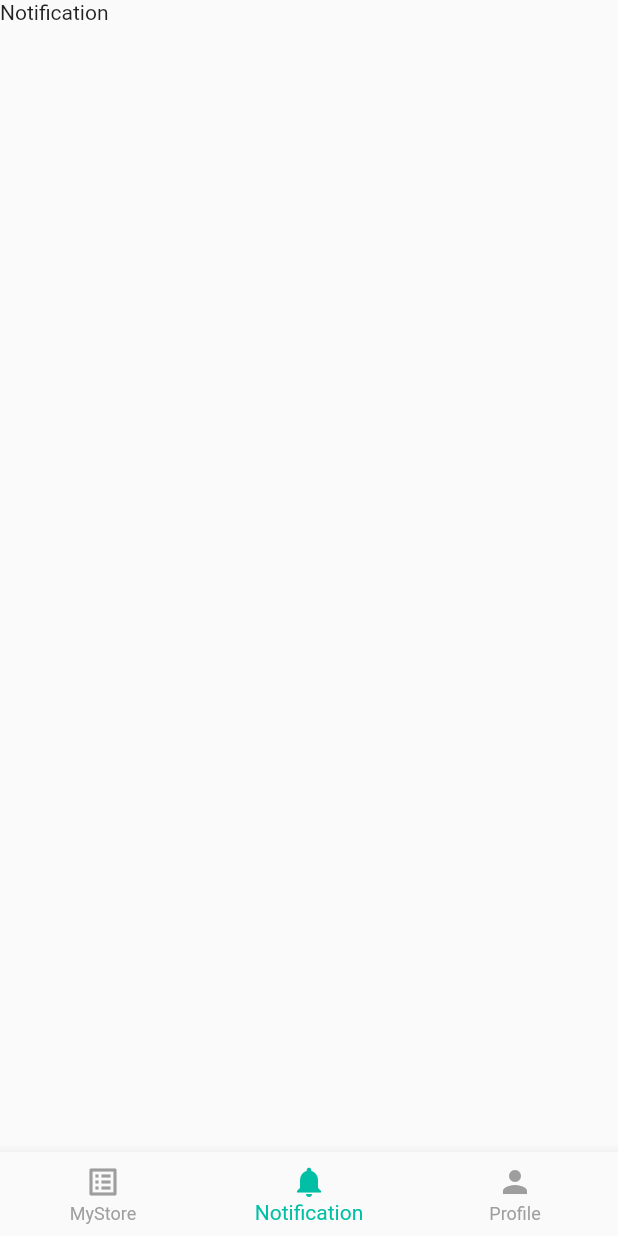
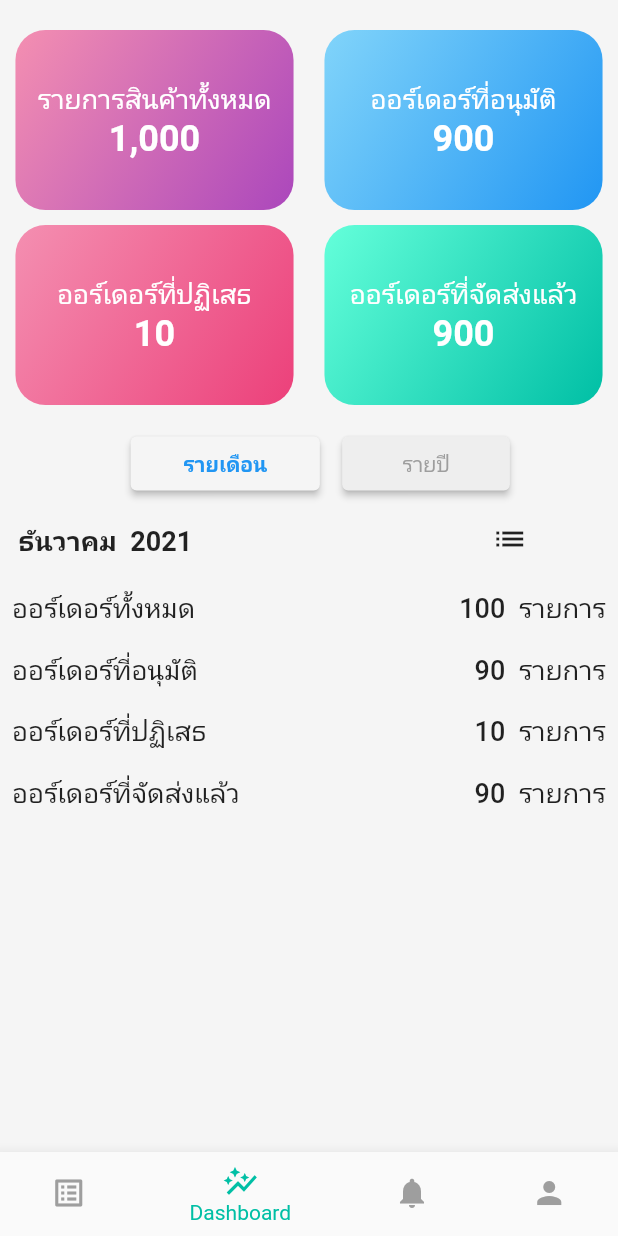
Before and after one commit to bdonly32182/flutter-tour, a Flutter app: the screen it shows after launch, item 2 of the bottom bar chosen, on a phone screen of 412 x 824 dp. Run offline on Flutter 3.47's test engine with Material 2 defaults, Android fonts, the light colour scheme and no system bars; our stand-ins replace animated_splash_screen, card_swiper, date_time_picker, file_picker, flutter_rating_bar, geolocator and 3 more.

Commit message:
feat: dashboard and default color

```diff
--- a/lib/pages/buyer_create_brand.dart
+++ b/lib/pages/buyer_create_brand.dart
@@ -508,8 +508,9 @@ class _BuyerCreateBrandState extends State<BuyerCreateBrand> {
             // onSaved: (value) => startDate = value,
             style: TextStyle(
                 color: Colors.tealAccent[700],
-                    fontWeight:
-                        focusEndTime ? FontWeight.w700 : FontWeight.normal))),
+                fontWeight: focusEndTime ? FontWeight.w700 : FontWeight.normal),
+          ),
+        ),
       ],
     );
   }
--- /dev/null
+++ b/lib/pages/dashboard_restaurant.dart
@@ -0,0 +1,321 @@
+import 'package:date_time_picker/date_time_picker.dart';
+import 'package:flutter/cupertino.dart';
+import 'package:flutter/material.dart';
+import 'package:tour_app/utils/my_constant.dart';
+
+class DashboardRestaurant extends StatefulWidget {
+  DashboardRestaurant({Key? key}) : super(key: key);
+
+  @override
+  _DashboardRestaurantState createState() => _DashboardRestaurantState();
+}
+
+class _DashboardRestaurantState extends State<DashboardRestaurant> {
+  bool focusIncomeMonth = true;
+  bool focusIncomeYear = false;
+  bool focusSelectDate = false;
+  DateTime filterDashboard = DateTime.now();
+  String type = 'month';
+  String? filterDate(DateTime date, String type) {
+    if (type == 'year') {
+      return 'ปี ${date.year}';
+    }
+    if (type == 'month') {
+      String month = MyConstant().monthThailand[date.month - 1];
+      return '${month}  ${date.year}';
+    }
+  }
+
+  @override
+  Widget build(BuildContext context) {
+    double width = MediaQuery.of(context).size.width;
+    double height = MediaQuery.of(context).size.height;
+
+    return Scaffold(
+      backgroundColor: Colors.grey[100],
+      body: SafeArea(
+        child: SingleChildScrollView(
+          child: Column(
+            children: [
+              buildFirstChart(width),
+              buildSecondChart(width),
+              buildFilterDashboard(),
+              buildShowAndSelectDate(width),
+              buildOrderList('ออร์เดอร์ทั้งหมด', '100'),
+              buildOrderList('ออร์เดอร์ที่อนุมัติ', '90'),
+              buildOrderList('ออร์เดอร์ที่ปฏิเสธ', '10'),
+              buildOrderList('ออร์เดอร์ที่จัดส่งแล้ว', '90'),
+            ],
+          ),
+        ),
+      ),
+    );
+  }
+
+  Row buildOrderList(String type, String amount) {
+    return Row(
+      mainAxisAlignment: MainAxisAlignment.spaceBetween,
+      children: [
+        Padding(
+          padding: const EdgeInsets.all(8.0),
+          child: Text(
+            type,
+            style: TextStyle(
+              fontWeight: FontWeight.w500,
+              fontSize: 18,
+            ),
+          ),
+        ),
+        Padding(
+          padding: const EdgeInsets.all(8.0),
+          child: Text(
+            '$amount  รายการ',
+            style: TextStyle(
+              fontWeight: FontWeight.w500,
+              fontSize: 18,
+            ),
+          ),
+        ),
+      ],
+    );
+  }
+
+  Row buildShowAndSelectDate(double width) {
+    return Row(
+      mainAxisAlignment: MainAxisAlignment.spaceBetween,
+      children: [
+        Padding(
+          padding: const EdgeInsets.only(left: 12.0, top: 15, bottom: 12),
+          child: Text(
+            '${filterDate(filterDashboard, type)}',
+            style: const TextStyle(fontSize: 18, fontWeight: FontWeight.w600),
+          ),
+        ),
+        buildSelectDate(width),
+      ],
+    );
+  }
+
+  Row buildFilterDashboard() {
+    return Row(
+      mainAxisAlignment: MainAxisAlignment.center,
+      children: [buildMonth(), buildYear()],
+    );
+  }
+
+  Container buildYear() {
+    return Container(
+      margin: const EdgeInsets.only(top: 15, left: 15),
+      child: ElevatedButton(
+        child: focusIncomeYear
+            ? const Text(
+                'รายปี',
+                style: TextStyle(
+                  color: Colors.blue,
+                  fontWeight: FontWeight.bold,
+                ),
+              )
+            : const Text(
+                'รายปี',
+                style: TextStyle(color: Colors.grey),
+              ),
+        onPressed: () {
+          setState(() {
+            focusIncomeYear = true;
+            focusIncomeMonth = false;
+            type = 'year';
+          });
+        },
+        style: ElevatedButton.styleFrom(
+          primary: focusIncomeYear ? Colors.grey[100] : Colors.grey[200],
+          padding: const EdgeInsets.symmetric(horizontal: 40),
+        ),
+      ),
+    );
+  }
+
+  Container buildMonth() {
+    return Container(
+      margin: const EdgeInsets.only(top: 15, left: 15),
+      child: ElevatedButton(
+        child: focusIncomeMonth
+            ? const Text(
+                'รายเดือน',
+                style: TextStyle(
+                  color: Colors.blue,
+                  fontWeight: FontWeight.bold,
+                ),
+              )
+            : const Text(
+                'รายเดือน',
+                style: TextStyle(
+                  color: Colors.grey,
+                ),
+              ),
+        onPressed: () {
+          setState(() {
+            focusIncomeMonth = true;
+            focusIncomeYear = false;
+            type = 'month';
+          });
+        },
+        style: ElevatedButton.styleFrom(
+          primary: focusIncomeMonth ? Colors.grey[100] : Colors.grey[200],
+          padding: const EdgeInsets.symmetric(horizontal: 35),
+        ),
+      ),
+    );
+  }
+
+  Container buildSelectDate(double width) {
+    return Container(
+      width: width * .35,
+      child: IconButton(
+          onPressed: () => setState(() {
+                focusSelectDate = true;
+              }),
+          icon: Icon(Icons.list)),
+    );
+  }
+
+  Row buildSecondChart(double width) {
+    return Row(
+      mainAxisAlignment: MainAxisAlignment.spaceAround,
+      children: [
+        Container(
+          margin: const EdgeInsets.only(top: 10),
+          width: width * .45,
+          height: 120,
+          child: Column(
+            mainAxisAlignment: MainAxisAlignment.center,
+            children: const [
+              Text(
+                'ออร์เดอร์ที่ปฏิเสธ',
+                style: TextStyle(
+                  fontSize: 18,
+                  color: Colors.white,
+                ),
+              ),
+              Text(
+                '10',
+                style: TextStyle(
+                  fontSize: 24,
+                  color: Colors.white,
+                  fontWeight: FontWeight.bold,
+                ),
+              ),
+            ],
+          ),
+          decoration: BoxDecoration(
+            gradient: LinearGradient(colors: [
+              Colors.pink.shade200,
+              Colors.pink.shade400,
+            ], begin: Alignment.topLeft, end: Alignment.bottomRight),
+            borderRadius: BorderRadius.circular(20),
+          ),
+        ),
+        Container(
+          margin: EdgeInsets.only(top: 10),
+          width: width * .45,
+          height: 120,
+          child: Column(
+            mainAxisAlignment: MainAxisAlignment.center,
+            children: const [
+              Text(
+                'ออร์เดอร์ที่จัดส่งแล้ว',
+                style: TextStyle(
+                  fontSize: 18,
+                  color: Colors.white,
+                ),
+              ),
+              Text(
+                '900',
+                style: TextStyle(
+                  fontSize: 24,
+                  color: Colors.white,
+                  fontWeight: FontWeight.bold,
+                ),
+              ),
+            ],
+          ),
+          decoration: BoxDecoration(
+              gradient: LinearGradient(colors: [
+                Colors.tealAccent.shade200,
+                Colors.tealAccent.shade700,
+              ], begin: Alignment.topLeft, end: Alignment.bottomRight),
+              borderRadius: BorderRadius.circular(20)),
+        )
+      ],
+    );
+  }
+
+  Row buildFirstChart(double width) {
+    return Row(
+      mainAxisAlignment: MainAxisAlignment.spaceAround,
+      children: [
+        Container(
+          margin: EdgeInsets.only(top: 20),
+          width: width * .45,
+          height: 120,
+          child: Column(
+            mainAxisAlignment: MainAxisAlignment.center,
+            children: const [
+              Text(
+                'รายการสินค้าทั้งหมด',
+                style: TextStyle(
+                  fontSize: 18,
+                  color: Colors.white,
+                ),
+              ),
+              Text(
+                '1,000',
+                style: TextStyle(
+                  fontSize: 24,
+                  color: Colors.white,
+                  fontWeight: FontWeight.bold,
+                ),
+              ),
+            ],
+          ),
+          decoration: BoxDecoration(
+              gradient: LinearGradient(colors: [
+                Colors.pink.shade200,
+                Colors.purple.shade400,
+              ], begin: Alignment.topLeft, end: Alignment.bottomRight),
+              borderRadius: BorderRadius.circular(20)),
+        ),
+        Container(
+          margin: EdgeInsets.only(top: 20),
+          width: width * .45,
+          height: 120,
+          child: Column(
+            mainAxisAlignment: MainAxisAlignment.center,
+            children: const [
+              Text(
+                'ออร์เดอร์ที่อนุมัติ',
+                style: TextStyle(
+                  fontSize: 18,
+                  color: Colors.white,
+                ),
+              ),
+              Text(
+                '900',
+                style: TextStyle(
+                  fontSize: 24,
+                  color: Colors.white,
+                  fontWeight: FontWeight.bold,
+                ),
+              ),
+            ],
+          ),
+          decoration: BoxDecoration(
+              gradient: LinearGradient(colors: [
+                Colors.lightBlue.shade200,
+                Colors.blue,
+              ], begin: Alignment.topLeft, end: Alignment.bottomRight),
+              borderRadius: BorderRadius.circular(20)),
+        )
+      ],
+    );
+  }
+}
--- a/lib/pages/seller_service.dart
+++ b/lib/pages/seller_service.dart
@@ -1,4 +1,5 @@
 import 'package:flutter/material.dart';
+import 'package:tour_app/pages/dashboard_restaurant.dart';
 import 'package:tour_app/pages/notification.dart';
 import 'package:tour_app/pages/profile.dart';
 import 'package:tour_app/pages/seller_product.dart';
@@ -14,6 +15,7 @@ class _SellerServiceState extends State<SellerService> {
   int _selected = 0;
   List<Widget> _widget_bottom_list = [
     ProductSeller(),
+    DashboardRestaurant(),
     Notifications(),
     Profile(),
   ];
@@ -32,13 +34,13 @@ class _SellerServiceState extends State<SellerService> {
         ),
         bottomNavigationBar: BottomNavigationBar(
           items: const <BottomNavigationBarItem>[
-            // BottomNavigationBarItem(
-            //   icon: Icon(Icons.home),
-            //   label: 'Home',
-            // ),
             BottomNavigationBarItem(
               icon: Icon(Icons.list_alt),
               label: 'MyStore',
+            ),
+            BottomNavigationBarItem(
+              icon: Icon(Icons.auto_graph),
+              label: 'Dashboard',
             ),
             BottomNavigationBarItem(
               icon: Icon(Icons.notifications),
--- a/lib/utils/my_constant.dart
+++ b/lib/utils/my_constant.dart
@@ -23,14 +23,34 @@ class MyConstant {
   static String waiting = 'images/waiting.png';
   static String delivery = 'images/delivery.png';
 
+  // color
+  static Color backgroudApp = Color.fromRGBO(243, 241, 245, 1); // box check order this same color
+  static Color fontColorSearch = Color.fromRGBO(200, 198, 198, 1);
+  static Color colorStore = Color.fromRGBO(229, 153, 52, 1);
+  static Color colorGuide = Color.fromRGBO(49, 143, 181, 1);
+  static Color themeApp = Color.fromRGBO(41, 187, 137, 1); // this color is themeApp and resort
+
   // map status
   Map<String, Map<String, dynamic>> statusColor = {
-    'Pending': {'text': 'สั่งซื้อรอชำระเงิน', 'color': Colors.yellow[700]},
-    'WaitAccepted': {'text': 'รอตรวจสอบใบเสร็จ', 'color': Colors.orange[700]},
-    'Accepted': {'text': 'ยืนยันการชำระเงิน', 'color': Colors.green[700]},
-    'Rejected':{'text': 'ปฏิเสธกาสั่งซื้อ', 'color': Colors.red[700]},
-    'Shipping':{'text': 'จัดส่งแล้ว', 'color': Colors.blue[800]},
-    'Joined':{'text': 'เข้าร่วมทริปแล้ว', 'color': Colors.blue[800]}
+    'Pending': {'text': 'สั่งซื้อรอชำระเงิน', 'color': Color.fromRGBO(255,202,3, 1)},
+    'WaitAccepted': {'text': 'รอตรวจสอบใบเสร็จ', 'color': Color.fromRGBO(49,143,181, 1)},
+    'Accepted': {'text': 'ยืนยันการชำระเงิน', 'color': Color.fromRGBO(110,203,99, 1)},
+    'Rejected': {'text': 'ปฏิเสธกาสั่งซื้อ', 'color': Color.fromRGBO(218,0,55, 1)},
+    'Shipping': {'text': 'จัดส่งแล้ว', 'color': Color.fromRGBO(85,172,238, 1)},
+    'Joined': {'text': 'เข้าร่วมทริปแล้ว', 'color': Color.fromRGBO(85,172,238, 1)}
   };
-
+  List<String> monthThailand = [
+    'มกราคม',
+    'กุมภาพันธ์',
+    'มีนาคม',
+    'เมษายน',
+    'พฤษภาคม',
+    'มิถุนายน',
+    'กรกฏาคม',
+    'สิงหาคม',
+    'กันยายน',
+    'ตุลาคม',
+    'พฤศจิกายน',
+    'ธันวาคม',
+  ];
 }
```
Lines whose indentation alone changed are shown as unchanged.
